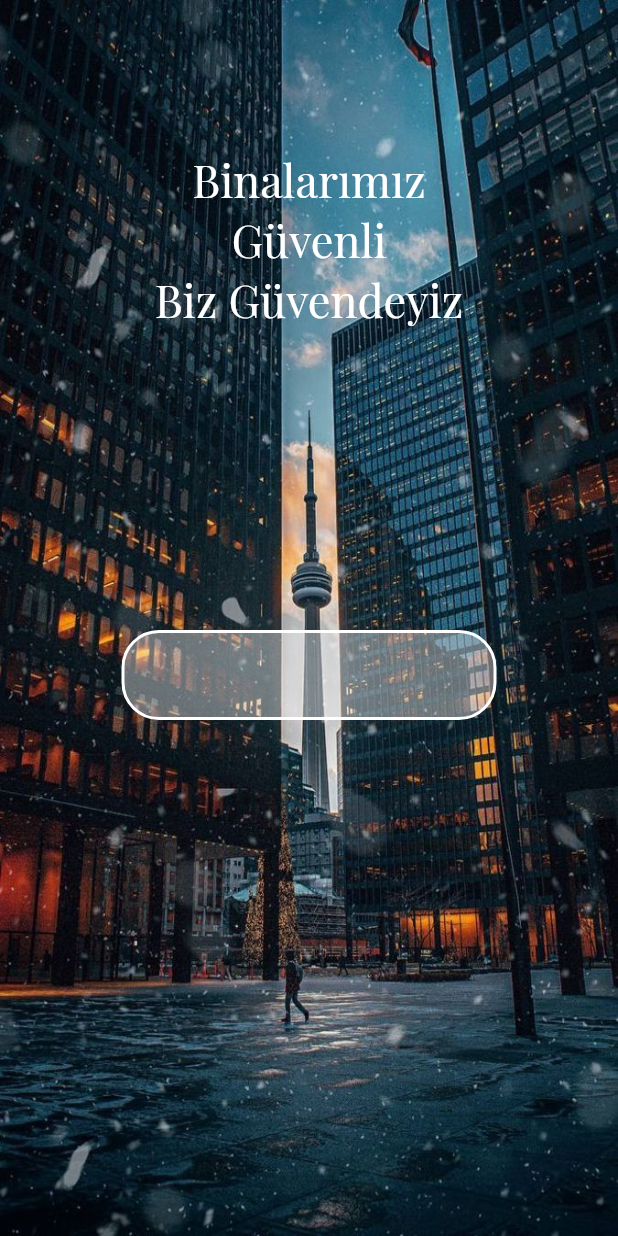
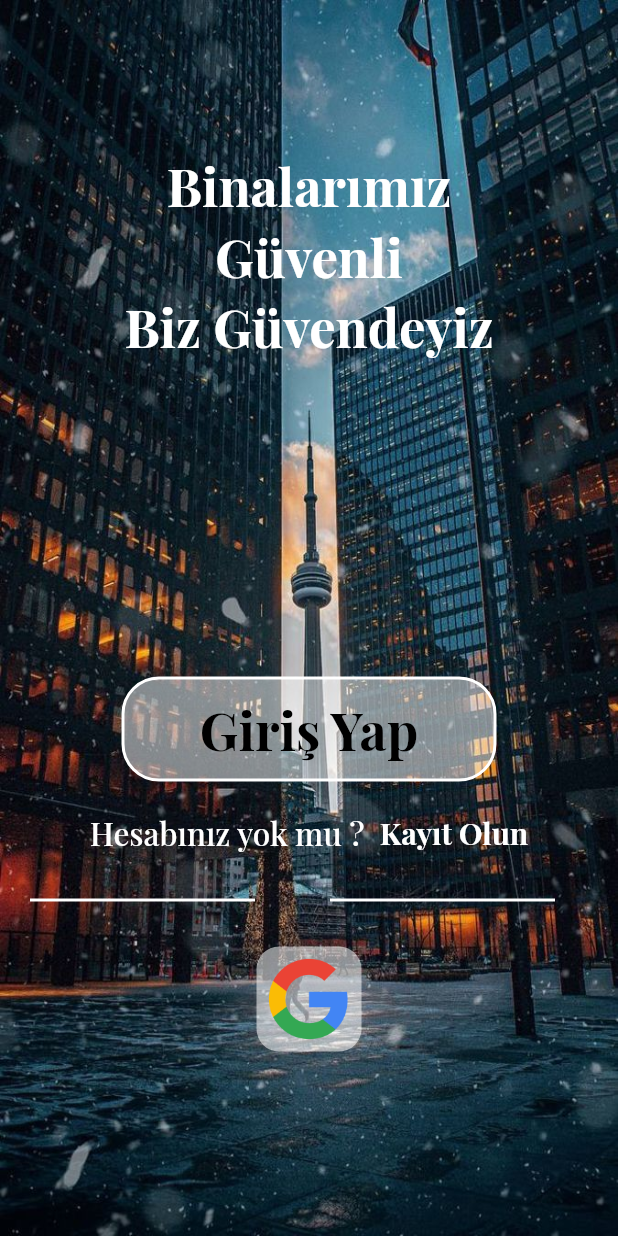
Before and after one commit to dilaraozdemr/builder_project, a Flutter app: the screen it shows after launch, on a phone screen of 412 x 824 dp. Run offline on Flutter 3.47's test engine with Material 2 defaults, Android fonts, the phone set to English and light mode, and no system bars.

Commit message:
update welcome screen

```diff
--- a/lib/src/features/authentication/screens/WelcomeScreen.dart
+++ b/lib/src/features/authentication/screens/WelcomeScreen.dart
@@ -33,24 +33,111 @@ class _WelcomeScreenState extends State<WelcomeScreen> {
                   getWelcomeText("Binalarımız"),
                   getWelcomeText("Güvenli"),
                   getWelcomeText("Biz Güvendeyiz"),
-                  SizedBox(height: 200,),
+                  SizedBox(
+                    height: 210,
+                  ),
                   Material(
                     borderRadius: BorderRadius.circular(25),
                     color: Colors.transparent,
                     child: InkWell(
-                      onTap: (){
+                      onTap: () {
                         print("Butona bir kere basıldı");
                       },
                       child: Container(
                         width: 250,
-                        height: 60,
-                        decoration: BoxDecoration(border: Border.all(color: Colors.white, width: 2),
-                        borderRadius: BorderRadius.circular(25),
-                        color: Colors.white38,
+                        height: 70,
+                        decoration: BoxDecoration(
+                          border: Border.all(color: Colors.white, width: 2),
+                          borderRadius: BorderRadius.circular(25),
+                          color: Colors.white.withOpacity(0.5),
+                        ),
+                        child: Center(
+                          child: Text(
+                            "Giriş Yap",
+                            style: TextStyle(
+                                color: Colors.black,
+                                fontFamily: "Playfair",
+                                fontSize: 35,
+                                fontWeight: FontWeight.bold),
+                          ),
                         ),
                       ),
                     ),
-                  )
+                  ),
+                  SizedBox(
+                    height: 20,
+                  ),
+                  Row(
+                    mainAxisAlignment: MainAxisAlignment.center,
+                    children: [
+                      Text(
+                        "Hesabınız yok mu ?  ",
+                        style: TextStyle(
+                            color: Colors.white,
+                            fontFamily: "PlayFair",
+                            fontSize: 21,
+                            fontWeight: FontWeight.w500),
+                      ),
+                      Text(
+                        "Kayıt Olun",
+                        style: TextStyle(
+                            color: Colors.white,
+                            fontFamily: "Playfair",
+                            fontWeight: FontWeight.bold,
+                            fontSize: 20),
+                      ),
+                    ],
+                  ),
+                  SizedBox(
+                    height: 30,
+                  ),
+                  Padding(
+                    padding: const EdgeInsets.only(left: 20, right: 20),
+                    child: Row(
+                      children: [
+                        Container(
+                          height: 2,
+                          width: 150,
+                          color: Colors.white,
+                        ),
+                        SizedBox(
+                          width: 50,
+                        ),
+                        Container(
+                          height: 2,
+                          width: 150,
+                          color: Colors.white,
+                        ),
+                      ],
+                    ),
+                  ),
+                  SizedBox(
+                    height: 30,
+                  ),
+                  Material(
+                    borderRadius: BorderRadius.circular(15),
+                    color: Colors.transparent,
+                    child: InkWell(
+                      borderRadius: BorderRadius.circular(15),
+                      onTap: (){
+                        print("bir kere tıklanıldı");
+                      },
+                      child: Container(
+                        height: 70,
+                        width: 70,
+                        decoration: BoxDecoration(
+                          borderRadius: BorderRadius.circular(15),
+                          color: Colors.white54,
+                        ),
+                        child: Padding(
+                          padding: const EdgeInsets.all(6.0),
+                          child: Image.asset(
+                            "assets/images/google.png",
+                          ),
+                        ),
+                      ),
+                    ),
+                  ),
                 ],
               ),
             ),
@@ -64,7 +151,7 @@ class _WelcomeScreenState extends State<WelcomeScreen> {
     return Text(
       text,
       style:
-          TextStyle(color: Colors.white, fontFamily: "Playfair", fontSize: 30),
+          TextStyle(color: Colors.white, fontFamily: "Playfair", fontSize: 35, fontWeight: FontWeight.bold),
     );
   }
 }
```
Also changed, not shown: assets/images/google.png (added).
